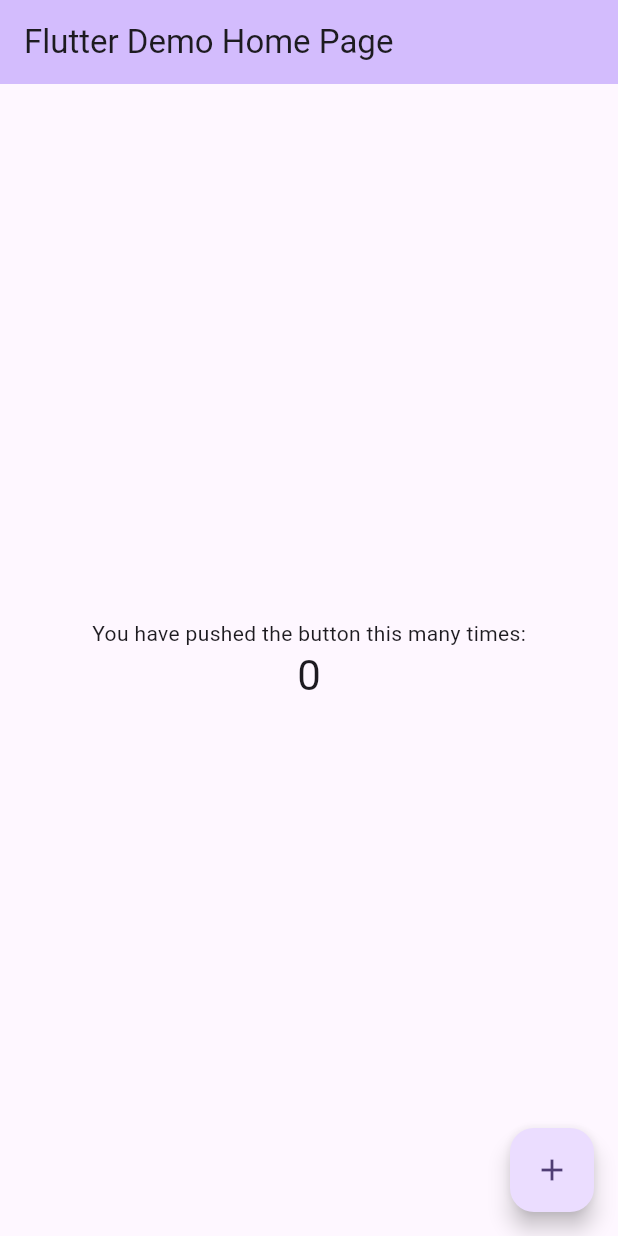
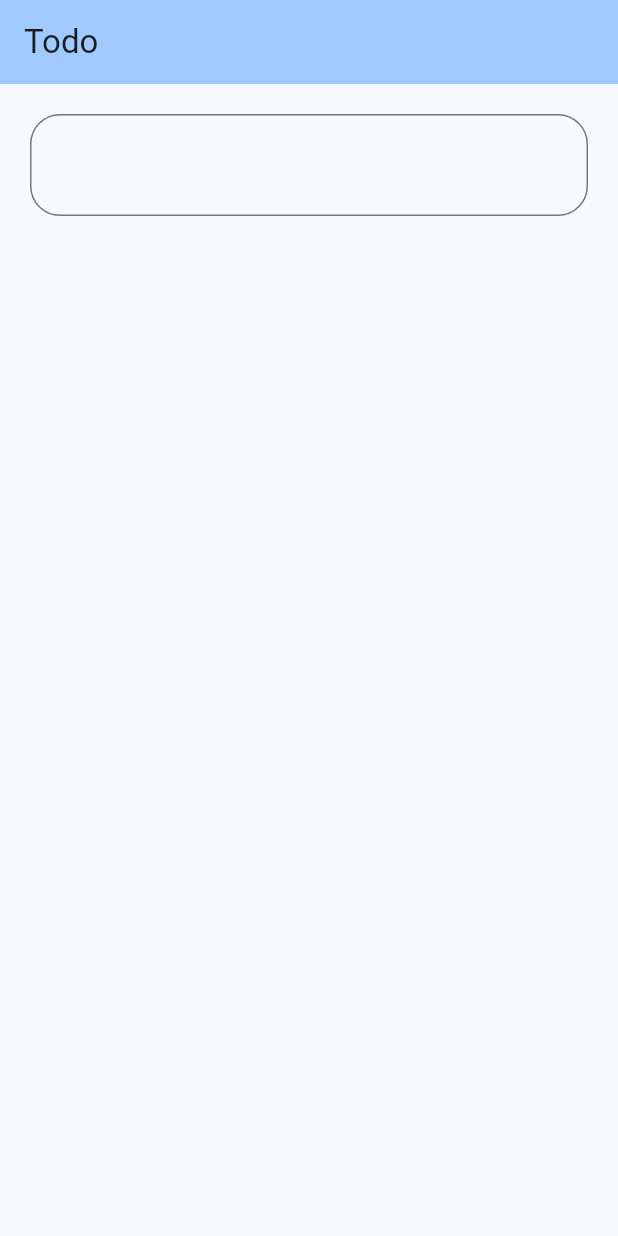
Before and after one commit to seojungah/flutter-todo, a Flutter app: the screen it shows after launch, on a phone screen of 412 x 824 dp. Run offline on Flutter 3.47's test engine with Material 2 defaults, Android fonts, the phone set to English and light mode, and no system bars; Roboto replaces fonts that are missing (ChosunNm).

Commit message:
S::set style theme

```diff
--- a/lib/main.dart
+++ b/lib/main.dart
@@ -1,4 +1,5 @@
 import 'package:flutter/material.dart';
+import 'package:flutter_todo/screens/home_screen.dart';
 
 void main() {
   runApp(const MyApp());
@@ -11,115 +12,36 @@ class MyApp extends StatelessWidget {
   @override
   Widget build(BuildContext context) {
     return MaterialApp(
-      title: 'Flutter Demo',
+      title: 'TODO LIST',
       theme: ThemeData(
-        // This is the theme of your application.
-        //
-        // TRY THIS: Try running your application with "flutter run". You'll see
-        // the application has a blue toolbar. Then, without quitting the app,
-        // try changing the seedColor in the colorScheme below to Colors.green
-        // and then invoke "hot reload" (save your changes or press the "hot
-        // reload" button in a Flutter-supported IDE, or press "r" if you used
-        // the command line to start the app).
-        //
-        // Notice that the counter didn't reset back to zero; the application
-        // state is not lost during the reload. To reset the state, use hot
-        // restart instead.
-        //
-        // This works for code too, not just values: Most code changes can be
-        // tested with just a hot reload.
-        colorScheme: ColorScheme.fromSeed(seedColor: Colors.deepPurple),
+        fontFamily: 'ChosunNm',
+        brightness: Brightness.light,
         useMaterial3: true,
+        textTheme: const TextTheme(
+          displayLarge: TextStyle(fontSize: 32, fontWeight: FontWeight.bold),
+          bodyLarge: TextStyle(fontSize: 18, color: Colors.black87),
+        ),
+        appBarTheme: const AppBarTheme(
+          color: Colors.blue,
+          iconTheme: IconThemeData(color: Colors.white),
+        ),
+        colorScheme: ColorScheme.fromSeed(seedColor: Colors.blue),
       ),
-      home: const MyHomePage(title: 'Flutter Demo Home Page'),
+      darkTheme: ThemeData(
+        textTheme: const TextTheme(
+          displayLarge: TextStyle(fontSize: 32, fontWeight: FontWeight.bold),
+          bodyLarge: TextStyle(fontSize: 18, color: Colors.white70),
+        ),
+        appBarTheme: const AppBarTheme(
+          color: Colors.red,
+          iconTheme: IconThemeData(color: Colors.white),
+        ),
+        colorScheme: ColorScheme.fromSeed(
+          seedColor: Colors.red,
+          brightness: Brightness.dark,
+        ),
+      ),
+      home: const HomeScreen(title: 'Todo'),
     );
   }
 }
-
-class MyHomePage extends StatefulWidget {
-  const MyHomePage({super.key, required this.title});
-
-  // This widget is the home page of your application. It is stateful, meaning
-  // that it has a State object (defined below) that contains fields that affect
-  // how it looks.
-
-  // This class is the configuration for the state. It holds the values (in this
-  // case the title) provided by the parent (in this case the App widget) and
-  // used by the build method of the State. Fields in a Widget subclass are
-  // always marked "final".
-
-  final String title;
-
-  @override
-  State<MyHomePage> createState() => _MyHomePageState();
-}
-
-class _MyHomePageState extends State<MyHomePage> {
-  int _counter = 0;
-
-  void _incrementCounter() {
-    setState(() {
-      // This call to setState tells the Flutter framework that something has
-      // changed in this State, which causes it to rerun the build method below
-      // so that the display can reflect the updated values. If we changed
-      // _counter without calling setState(), then the build method would not be
-      // called again, and so nothing would appear to happen.
-      _counter++;
-    });
-  }
-
-  @override
-  Widget build(BuildContext context) {
-    // This method is rerun every time setState is called, for instance as done
-    // by the _incrementCounter method above.
-    //
-    // The Flutter framework has been optimized to make rerunning build methods
-    // fast, so that you can just rebuild anything that needs updating rather
-    // than having to individually change instances of widgets.
-    return Scaffold(
-      appBar: AppBar(
-        // TRY THIS: Try changing the color here to a specific color (to
-        // Colors.amber, perhaps?) and trigger a hot reload to see the AppBar
-        // change color while the other colors stay the same.
-        backgroundColor: Theme.of(context).colorScheme.inversePrimary,
-        // Here we take the value from the MyHomePage object that was created by
-        // the App.build method, and use it to set our appbar title.
-        title: Text(widget.title),
-      ),
-      body: Center(
-        // Center is a layout widget. It takes a single child and positions it
-        // in the middle of the parent.
-        child: Column(
-          // Column is also a layout widget. It takes a list of children and
-          // arranges them vertically. By default, it sizes itself to fit its
-          // children horizontally, and tries to be as tall as its parent.
-          //
-          // Column has various properties to control how it sizes itself and
-          // how it positions its children. Here we use mainAxisAlignment to
-          // center the children vertically; the main axis here is the vertical
-          // axis because Columns are vertical (the cross axis would be
-          // horizontal).
-          //
-          // TRY THIS: Invoke "debug painting" (choose the "Toggle Debug Paint"
-          // action in the IDE, or press "p" in the console), to see the
-          // wireframe for each widget.
-          mainAxisAlignment: MainAxisAlignment.center,
-          children: <Widget>[
-            const Text(
-              'You have pushed the button this many times:',
-            ),
-            Text(
-              '$_counter',
-              style: Theme.of(context).textTheme.headlineMedium,
-            ),
-          ],
-        ),
-      ),
-      floatingActionButton: FloatingActionButton(
-        onPressed: _incrementCounter,
-        tooltip: 'Increment',
-        child: const Icon(Icons.add),
-      ), // This trailing comma makes auto-formatting nicer for build methods.
-    );
-  }
-}
--- /dev/null
+++ b/lib/screens/home_screen.dart
@@ -0,0 +1,25 @@
+import 'package:flutter/material.dart';
+import 'package:flutter_todo/widgets/content_input_widget.dart';
+
+class HomeScreen extends StatefulWidget {
+  const HomeScreen({super.key, required this.title});
+
+  final String title;
+
+  @override
+  State<HomeScreen> createState() => _HomeScreenState();
+}
+
+class _HomeScreenState extends State<HomeScreen> {
+  @override
+  Widget build(BuildContext context) {
+    return Scaffold(
+        appBar: AppBar(
+          backgroundColor: Theme.of(context).colorScheme.inversePrimary,
+          title: Text(widget.title),
+        ),
+        body: Column(
+          children: [ContentInputWidget()],
+        ));
+  }
+}
--- /dev/null
+++ b/lib/widgets/content_input_widget.dart
@@ -0,0 +1,22 @@
+import 'package:flutter/material.dart';
+
+class ContentInputWidget extends StatelessWidget {
+  ContentInputWidget({super.key});
+
+  @override
+  Widget build(BuildContext context) {
+    return const Padding(
+      padding: EdgeInsets.all(20),
+      child: TextField(
+        // obscureText: true,
+        decoration: InputDecoration(
+          border: OutlineInputBorder(
+              borderRadius: BorderRadius.all(Radius.circular(20))),
+          contentPadding: EdgeInsets.symmetric(horizontal: 30, vertical: 20),
+          labelText: '',
+          hintText: '오늘의 할일을 적어 보세요!',
+        ),
+      ),
+    );
+  }
+}
```
Also changed, not shown: pubspec.yaml (+7 -29 lines), 4 other files.
